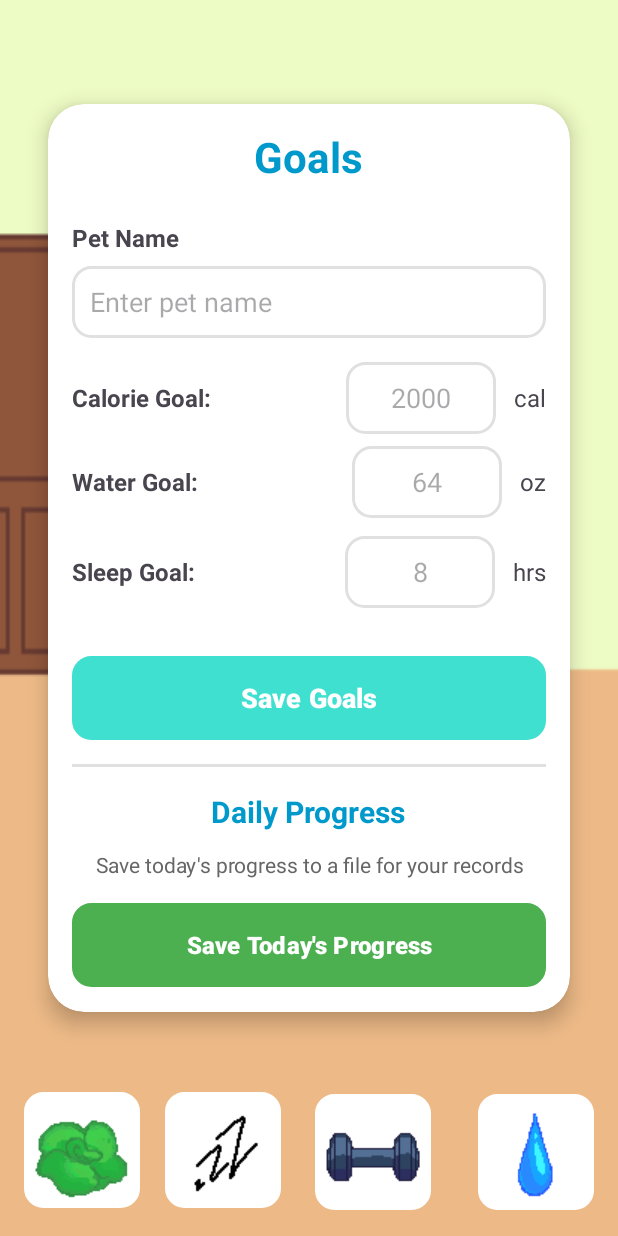
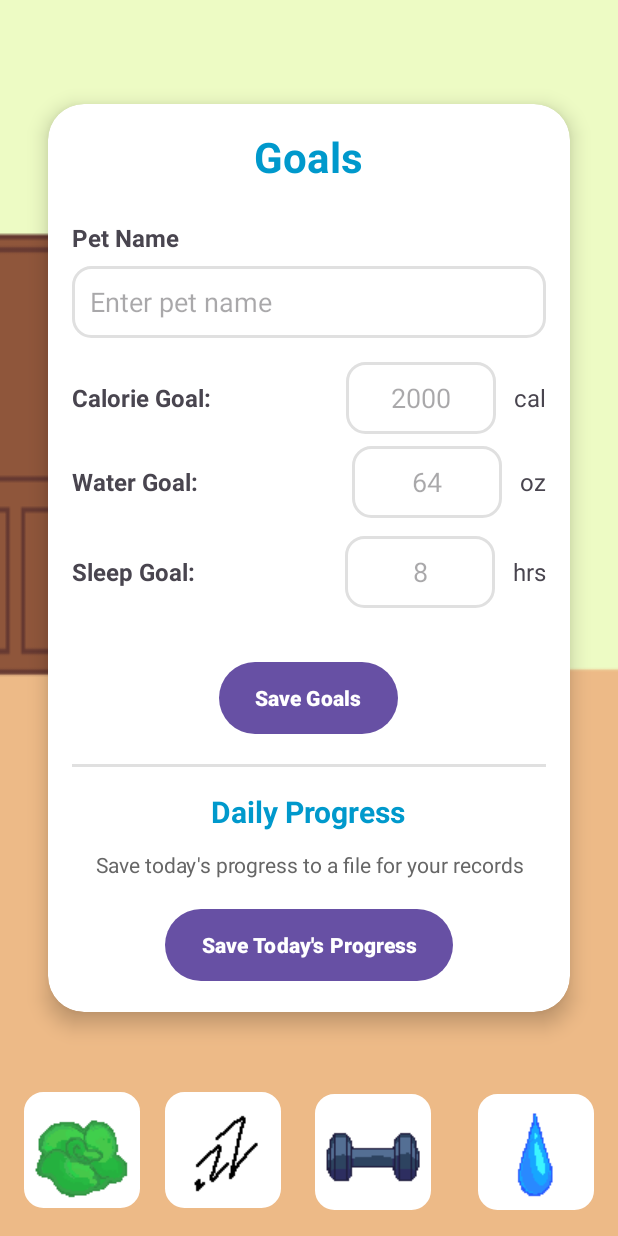
Before and after one commit to UTSA-CS-3443/FitPet, an Android app: the screen it shows after launch (GoalsActivity), on a phone screen of 412 x 824 dp. Run offline under Robolectric (Android 15) with nearby library versions, the phone set to English and light mode, and no system bars.

Commit message:
goal input validation and fixed buttons

```diff
--- a/app/src/main/res/layout/activity_exercise.xml
+++ b/app/src/main/res/layout/activity_exercise.xml
@@ -191,7 +191,7 @@
         android:layout_height="77dp"
         android:background="@drawable/square_button_background"
         android:drawableTop="@drawable/iconexercise"
-        app:backgroundTint="#40E0D0"
+        app:backgroundTint="@android:color/holo_blue_light"
         app:layout_constraintBottom_toBottomOf="parent"
         app:layout_constraintEnd_toEndOf="parent"
         app:layout_constraintHorizontal_bias="0.628"
--- a/app/src/main/res/layout/activity_food.xml
+++ b/app/src/main/res/layout/activity_food.xml
@@ -163,7 +163,7 @@
         android:layout_height="77dp"
         android:background="@drawable/square_button_background"
         android:drawableTop="@drawable/iconfood"
-        app:backgroundTint="@android:color/white"
+        app:backgroundTint="@android:color/holo_blue_light"
         app:layout_constraintBottom_toBottomOf="parent"
         app:layout_constraintEnd_toEndOf="parent"
         app:layout_constraintHorizontal_bias="0.047"
--- a/app/src/main/res/layout/activity_goals.xml
+++ b/app/src/main/res/layout/activity_goals.xml
@@ -174,16 +174,12 @@
 
             <Button
                 android:id="@+id/enterButton"
-                android:layout_width="match_parent"
+                android:layout_width="wrap_content"
                 android:layout_height="56dp"
                 android:layout_gravity="center"
                 android:layout_marginTop="8dp"
-                android:background="@drawable/square_button_background"
                 android:text="Save Goals"
-                android:textColor="@android:color/white"
-                android:textSize="18sp"
-                android:textStyle="bold"
-                app:backgroundTint="#40E0D0" />
+                android:textStyle="bold" />
 
             <View
                 android:layout_width="match_parent"
@@ -215,14 +211,11 @@
 
             <Button
                 android:id="@+id/saveProgressButton"
-                android:layout_width="match_parent"
+                android:layout_width="wrap_content"
+                android:layout_gravity="center"
                 android:layout_height="56dp"
-                android:background="@drawable/square_button_background"
                 android:text="Save Today's Progress"
-                android:textColor="@android:color/white"
-                android:textSize="16sp"
-                android:textStyle="bold"
-                app:backgroundTint="#4CAF50" />
+                android:textStyle="bold" />
 
         </LinearLayout>
     </androidx.cardview.widget.CardView>
--- a/app/src/main/res/layout/activity_sleep.xml
+++ b/app/src/main/res/layout/activity_sleep.xml
@@ -137,7 +137,7 @@
         android:layout_height="77dp"
         android:background="@drawable/square_button_background"
         android:drawableTop="@drawable/iconsleep"
-        app:backgroundTint="#40E0D0"
+        app:backgroundTint="@android:color/holo_blue_light"
         app:layout_constraintBottom_toBottomOf="parent"
         app:layout_constraintEnd_toEndOf="parent"
         app:layout_constraintHorizontal_bias="0.329"
--- a/app/src/main/res/layout/activity_water.xml
+++ b/app/src/main/res/layout/activity_water.xml
@@ -162,7 +162,7 @@
         android:layout_height="77dp"
         android:background="@drawable/square_button_background"
         android:drawableTop="@drawable/iconwater"
-        app:backgroundTint="@android:color/white"
+        app:backgroundTint="@android:color/holo_blue_light"
         app:layout_constraintBottom_toBottomOf="parent"
         app:layout_constraintEnd_toEndOf="parent"
         app:layout_constraintHorizontal_bias="0.952"
```
Also changed, not shown: app/src/main/java/edu/utsa/cs3443/fitpetdraft1/GoalsActivity.java (+47 -9 lines).
